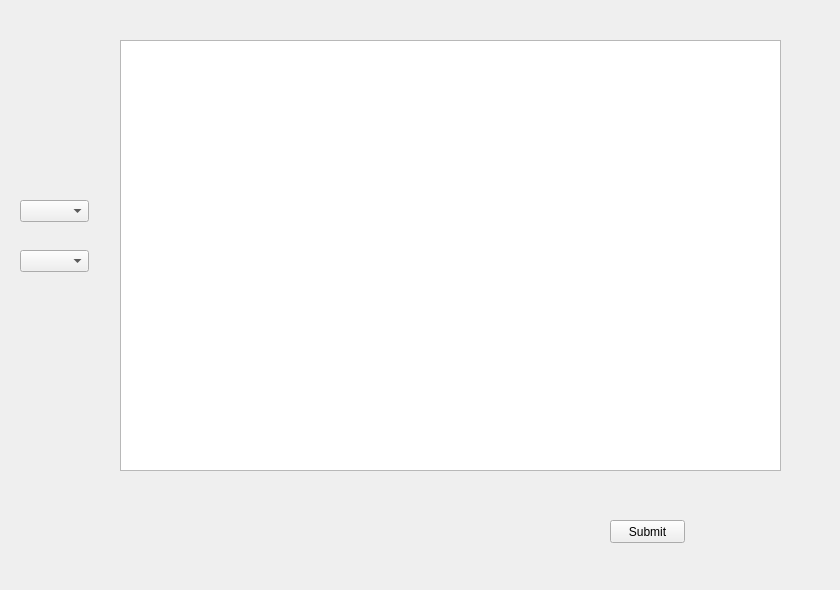
smandyscom/front-base-widget, file bank-view/ptpzrn_viewer.ui: the form before one commit.
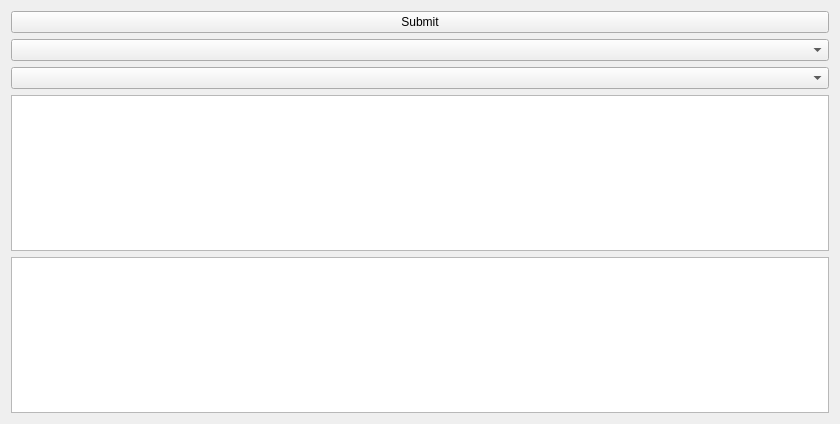
The form after the commit.

Commit message: tried relation table , using relation would cause error on trigger

```diff
--- a/bank-view/ptpzrn_viewer.ui
+++ b/bank-view/ptpzrn_viewer.ui
@@ -7,55 +7,33 @@
     <x>0</x>
     <y>0</y>
     <width>840</width>
-    <height>590</height>
+    <height>424</height>
    </rect>
   </property>
   <property name="windowTitle">
    <string>Form</string>
   </property>
-  <widget class="QTableView" name="tableView">
-   <property name="geometry">
-    <rect>
-     <x>120</x>
-     <y>40</y>
-     <width>661</width>
-     <height>431</height>
-    </rect>
-   </property>
-  </widget>
-  <widget class="QComboBox" name="comboBox">
-   <property name="geometry">
-    <rect>
-     <x>20</x>
-     <y>200</y>
-     <width>69</width>
-     <height>22</height>
-    </rect>
-   </property>
-  </widget>
-  <widget class="QComboBox" name="comboBox_2">
-   <property name="geometry">
-    <rect>
-     <x>20</x>
-     <y>250</y>
-     <width>69</width>
-     <height>22</height>
-    </rect>
-   </property>
-  </widget>
-  <widget class="QPushButton" name="pushButton">
-   <property name="geometry">
-    <rect>
-     <x>610</x>
-     <y>520</y>
-     <width>75</width>
-     <height>23</height>
-    </rect>
-   </property>
-   <property name="text">
-    <string>Submit</string>
-   </property>
-  </widget>
+  <layout class="QVBoxLayout" name="verticalLayout">
+   <item>
+    <widget class="QPushButton" name="pushButton">
+     <property name="text">
+      <string>Submit</string>
+     </property>
+    </widget>
+   </item>
+   <item>
+    <widget class="QComboBox" name="comboBox_2"/>
+   </item>
+   <item>
+    <widget class="QComboBox" name="comboBox"/>
+   </item>
+   <item>
+    <widget class="QTableView" name="tableView"/>
+   </item>
+   <item>
+    <widget class="QTextBrowser" name="textBrowser"/>
+   </item>
+  </layout>
  </widget>
  <resources/>
  <connections/>
```
The commit also changes 2 other files.
